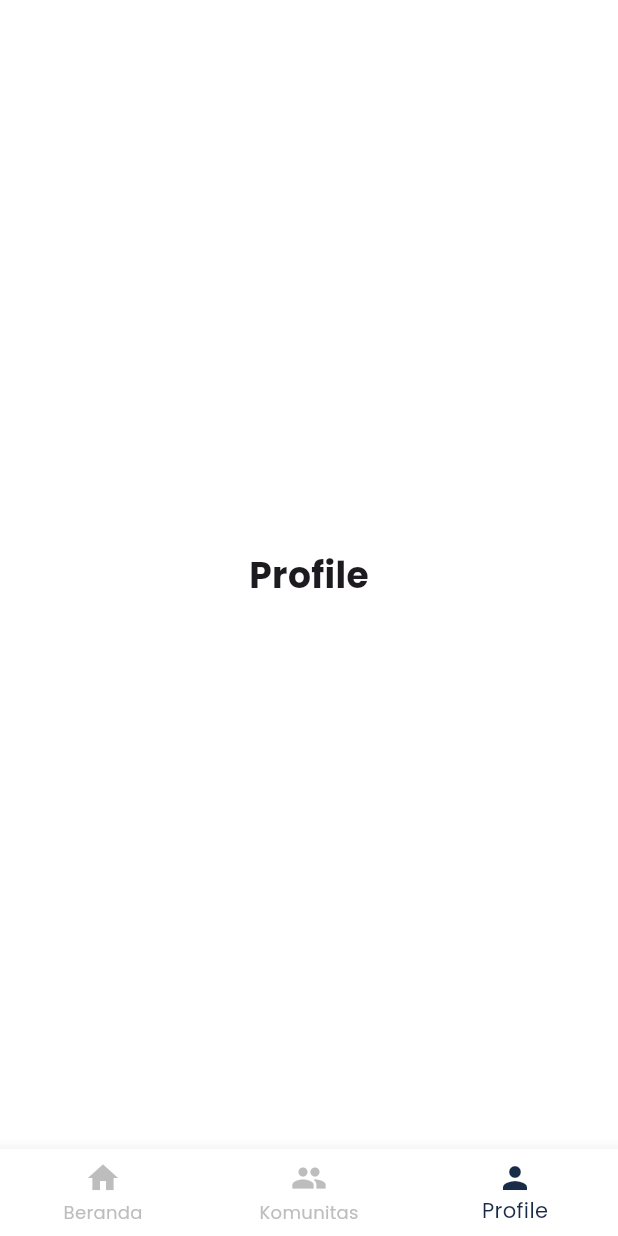
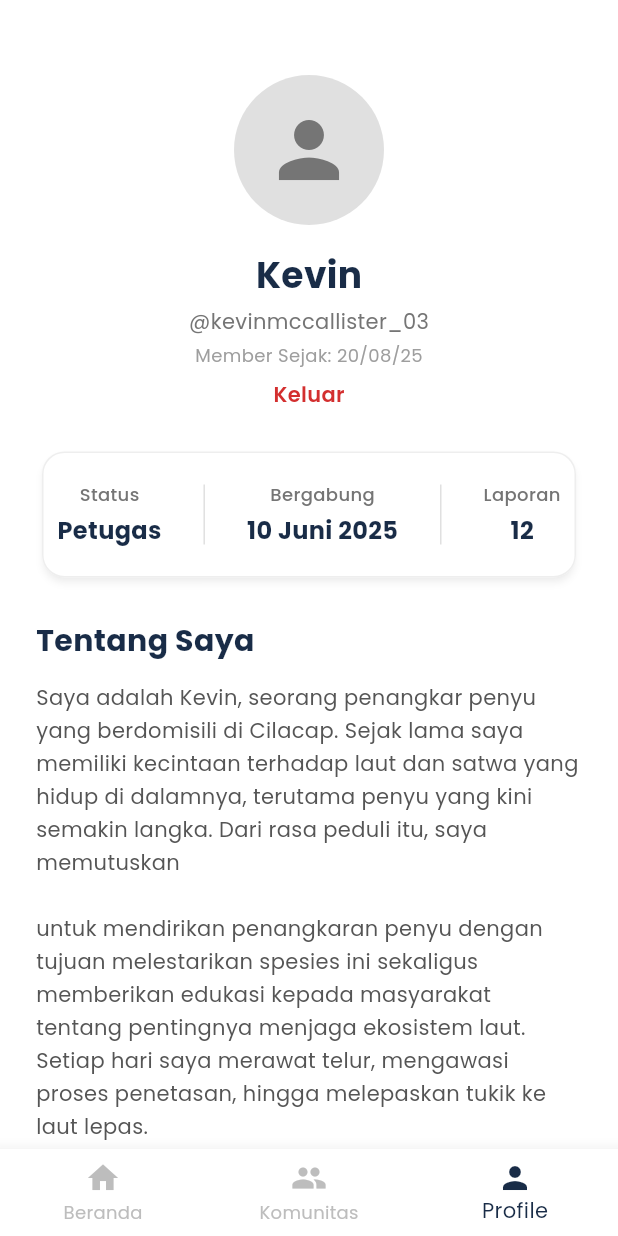
Before and after one commit to Retiortuk/Penyuku-Mobile-App, a Flutter app: the DashboardScreen screen opened directly, item 3 of the bottom bar chosen, on a phone screen of 412 x 824 dp. Run offline on Flutter 3.47's test engine with Material 3 defaults, Android fonts, the light colour scheme and no system bars; our stand-ins replace fl_chart, google_fonts; network calls fail.

Commit message:
feat: finishing for week report

```diff
--- a/lib/aboutUs_screen.dart
+++ b/lib/aboutUs_screen.dart
@@ -86,7 +86,7 @@ class AboutusScreen extends StatelessWidget {
   Widget _buildTopButtons(BuildContext context) {
     return SafeArea(
       child: Padding(
-        padding: const EdgeInsets.symmetric(horizontal: 16.0, vertical: 10.0),
+        padding: const EdgeInsets.symmetric(horizontal: 16.0, vertical: 15.0),
         child: Row(
           mainAxisAlignment: MainAxisAlignment.spaceBetween,
           children: [
--- a/lib/dashboard_screen.dart
+++ b/lib/dashboard_screen.dart
@@ -6,6 +6,7 @@ import 'package:penyuku/statistik_screen.dart';
 import 'pencatatan_screen.dart';
 import 'edukasi_screen.dart';
 import 'komunitas_screen.dart';
+import 'profile_screen.dart';
 
 class DashboardScreen extends StatefulWidget {
   const DashboardScreen({super.key});
@@ -89,12 +90,7 @@ class _DashboardScreenState extends State<DashboardScreen> {
       const KomunitasScreen(),
 
       // Profile
-      Center(
-        child: Text(
-          'Profile',
-          style: GoogleFonts.poppins(fontSize: 24, fontWeight: FontWeight.bold),
-        ),
-      ),
+      const ProfileScreen(),
     ];
 
     return Scaffold(
--- a/lib/edukasi_screen.dart
+++ b/lib/edukasi_screen.dart
@@ -86,7 +86,7 @@ class EdukasiDetailScreen extends StatelessWidget {
   Widget _buildTopButtons(BuildContext context) {
     return SafeArea(
       child: Padding(
-        padding: const EdgeInsets.symmetric(horizontal: 16.0, vertical: 10.0),
+        padding: const EdgeInsets.symmetric(horizontal: 16.0, vertical: 15.0),
         child: Row(
           mainAxisAlignment: MainAxisAlignment.spaceBetween,
           children: [
--- a/lib/komunitas_overview.dart
+++ b/lib/komunitas_overview.dart
@@ -156,7 +156,7 @@ class _EventOverviewScreenState extends State<EventOverviewScreen> {
   Widget _buildBackButton(BuildContext context) {
     return SafeArea(
       child: Padding(
-        padding: const EdgeInsets.only(top: 10.0, left: 16.0),
+        padding: const EdgeInsets.only(top: 15.0, left: 16.0),
         child: Material(
           color: _darkBlue.withOpacity(0.8),
           borderRadius: BorderRadius.circular(15),
--- a/lib/laporan_screen.dart
+++ b/lib/laporan_screen.dart
@@ -91,7 +91,7 @@ class _LaporanScreenState extends State<LaporanScreen> {
 
   Widget _buildBackButton(BuildContext context) {
     return Padding(
-      padding: const EdgeInsets.only(top: 50.0, left: 16.0),
+      padding: const EdgeInsets.only(top: 16.0, left: 16.0),
       child: Material(
         color: _darkBlue,
         borderRadius: BorderRadius.circular(24),
--- a/lib/pencatatan_screen.dart
+++ b/lib/pencatatan_screen.dart
@@ -140,7 +140,7 @@ class _PencatatanScreenState extends State<PencatatanScreen> {
 
   Widget _buildBackButton(BuildContext context) {
     return Padding(
-      padding: EdgeInsetsGeometry.only(top: 50.0, left: 16.0),
+      padding: EdgeInsetsGeometry.only(top: 15.0, left: 16.0),
       child: Material(
         color: const Color.fromARGB(255, 25, 44, 71),
         borderRadius: BorderRadius.circular(24),
--- /dev/null
+++ b/lib/profile_screen.dart
@@ -0,0 +1,175 @@
+import 'package:flutter/material.dart';
+import 'package:google_fonts/google_fonts.dart';
+import 'package:penyuku/login_screen.dart';
+
+class ProfileScreen extends StatefulWidget {
+  const ProfileScreen({super.key});
+
+  @override
+  State<ProfileScreen> createState() => _ProfileScreenState();
+}
+
+class _ProfileScreenState extends State<ProfileScreen> {
+  final Color _darkBlue = const Color.fromARGB(255, 25, 44, 71);
+
+  final Color _greyText = const Color(0xFF555555);
+
+  @override
+  Widget build(BuildContext context) {
+    return Scaffold(
+      backgroundColor: Colors.white,
+      body: SingleChildScrollView(
+        child: Column(
+          crossAxisAlignment: CrossAxisAlignment.start,
+          children: [
+            const SizedBox(height: 50),
+            Center(child: _buildProfileHeader()),
+            const SizedBox(height: 24),
+            _buildStatsCard(),
+            const SizedBox(height: 24),
+            _buildTentangSaya(),
+            const SizedBox(height: 20),
+          ],
+        ),
+      ),
+    );
+  }
+
+  Widget _buildProfileHeader() {
+    return Column(
+      children: [
+        CircleAvatar(
+          radius: 50,
+          backgroundColor: Colors.grey[300],
+          child: Icon(Icons.person, size: 60, color: Colors.grey[600]),
+        ),
+        const SizedBox(height: 16),
+        Text(
+          "Kevin",
+          style: GoogleFonts.poppins(
+            fontSize: 24,
+            fontWeight: FontWeight.bold,
+            color: _darkBlue,
+          ),
+        ),
+        const SizedBox(height: 4),
+        Text(
+          "@kevinmccallister_03",
+          style: GoogleFonts.poppins(fontSize: 14, color: Colors.grey[600]),
+        ),
+        const SizedBox(height: 4),
+        Text(
+          "Member Sejak: 20/08/25",
+          style: GoogleFonts.poppins(fontSize: 12, color: Colors.grey[500]),
+        ),
+        const SizedBox(height: 8),
+        GestureDetector(
+          onTap: () {
+            Navigator.push(
+              context,
+              MaterialPageRoute(builder: (context) => const LoginScreen()),
+            );
+          },
+          child: Text(
+            "Keluar",
+            style: GoogleFonts.poppins(
+              fontSize: 14,
+              color: Colors.red[700],
+              fontWeight: FontWeight.w600,
+            ),
+          ),
+        ),
+      ],
+    );
+  }
+
+  Widget _buildStatsCard() {
+    return Padding(
+      padding: const EdgeInsets.symmetric(horizontal: 24.0),
+      child: Card(
+        elevation: 2,
+        shadowColor: Colors.grey.withOpacity(0.2),
+        color: Colors.white,
+        shape: RoundedRectangleBorder(
+          borderRadius: BorderRadius.circular(15.0),
+          side: BorderSide(color: Colors.grey[200]!, width: 1),
+        ),
+        child: Container(
+          width: double.infinity,
+          padding: const EdgeInsets.symmetric(vertical: 20.0),
+          child: Row(
+            mainAxisAlignment: MainAxisAlignment.spaceAround,
+            children: [
+              _buildStatItem("Status", "Petugas"),
+              SizedBox(
+                height: 40,
+                child: VerticalDivider(color: Colors.grey[300]),
+              ),
+              _buildStatItem("Bergabung", "10 Juni 2025"),
+              SizedBox(
+                height: 40,
+                child: VerticalDivider(color: Colors.grey[300]),
+              ),
+              _buildStatItem("Laporan", "12"),
+            ],
+          ),
+        ),
+      ),
+    );
+  }
+
+  Widget _buildStatItem(String label, String value) {
+    return Column(
+      children: [
+        Text(
+          label,
+          style: GoogleFonts.poppins(
+            fontSize: 12,
+            color: Colors.grey[600],
+            fontWeight: FontWeight.w500,
+          ),
+        ),
+        const SizedBox(height: 4),
+        Text(
+          value,
+          style: GoogleFonts.poppins(
+            fontSize: 16,
+            color: _darkBlue,
+            fontWeight: FontWeight.bold,
+          ),
+        ),
+      ],
+    );
+  }
+
+  Widget _buildTentangSaya() {
+    const String aboutText =
+        "Saya adalah Kevin, seorang penangkar penyu yang berdomisili di Cilacap. Sejak lama saya memiliki kecintaan terhadap laut dan satwa yang hidup di dalamnya, terutama penyu yang kini semakin langka. Dari rasa peduli itu, saya memutuskan\n\nuntuk mendirikan penangkaran penyu dengan tujuan melestarikan spesies ini sekaligus memberikan edukasi kepada masyarakat tentang pentingnya menjaga ekosistem laut. Setiap hari saya merawat telur, mengawasi proses penetasan, hingga melepaskan tukik ke laut lepas.";
+
+    return Padding(
+      padding: const EdgeInsets.symmetric(horizontal: 24.0),
+      child: Column(
+        crossAxisAlignment: CrossAxisAlignment.start,
+        children: [
+          Text(
+            "Tentang Saya",
+            style: GoogleFonts.poppins(
+              fontSize: 20,
+              fontWeight: FontWeight.bold,
+              color: _darkBlue,
+            ),
+          ),
+          const SizedBox(height: 12),
+          Text(
+            aboutText,
+            style: GoogleFonts.poppins(
+              fontSize: 14,
+              color: _greyText,
+              height: 1.6,
+            ),
+          ),
+        ],
+      ),
+    );
+  }
+}
--- a/lib/statistik_screen.dart
+++ b/lib/statistik_screen.dart
@@ -13,8 +13,6 @@ class _StatistikScreenState extends State<StatistikScreen> {
   final Color _darkBlue = const Color.fromARGB(255, 25, 44, 71);
 
   final Color _redAccent = const Color(0xFFE74C3C);
-
-  final Color _greyBorder = const Color(0xFFE0E0E0);
 
   final Color _lightGreyBg = const Color(0xFFF7F8FA);
 
@@ -44,13 +42,13 @@ class _StatistikScreenState extends State<StatistikScreen> {
 
   Widget _buildBackButton(BuildContext context) {
     return Padding(
-      padding: const EdgeInsets.only(top: 10.0, left: 16.0),
+      padding: const EdgeInsets.only(top: 15.0, left: 16.0),
       child: Material(
         color: _darkBlue,
-        borderRadius: BorderRadius.circular(15),
+        borderRadius: BorderRadius.circular(24),
         elevation: 4,
         child: InkWell(
-          borderRadius: BorderRadius.circular(15),
+          borderRadius: BorderRadius.circular(24),
           onTap: () => Navigator.of(context).pop(),
           child: Container(
             width: 50,
```
